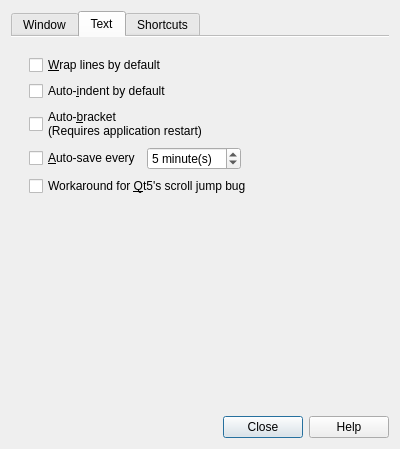
tsujan/FeatherNotes, file feathernotes/predDialog.ui: the form before one commit.
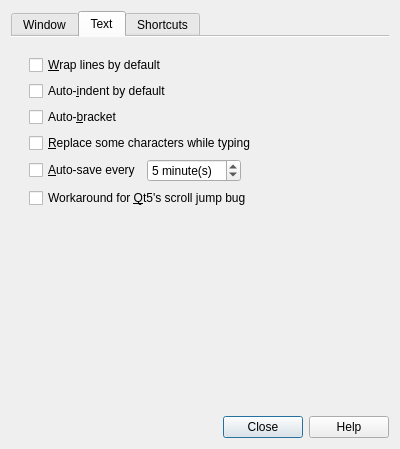
The form after the commit. The open tabs and pages were chosen to show the change.

Commit message: Added optional auto-replacing

Diff of the .ui file:
```diff
--- a/feathernotes/predDialog.ui
+++ b/feathernotes/predDialog.ui
@@ -339,8 +339,19 @@
 Needs restarting of FeatherNotes to take effect.</string>
             </property>
             <property name="text">
-             <string>Auto-&amp;bracket
-(Requires application restart)</string>
+             <string>Auto-&amp;bracket</string>
+            </property>
+           </widget>
+          </item>
+          <item>
+           <widget class="QCheckBox" name="autoReplaceBox">
+            <property name="toolTip">
+             <string>A triple period is replaced with an ellipsis,
+a double hyphen with a long dash, etc. while
+typing and under proper circumstances.</string>
+            </property>
+            <property name="text">
+             <string>&amp;Replace some characters while typing</string>
             </property>
            </widget>
           </item>
```
The commit also changes 30 other files.
